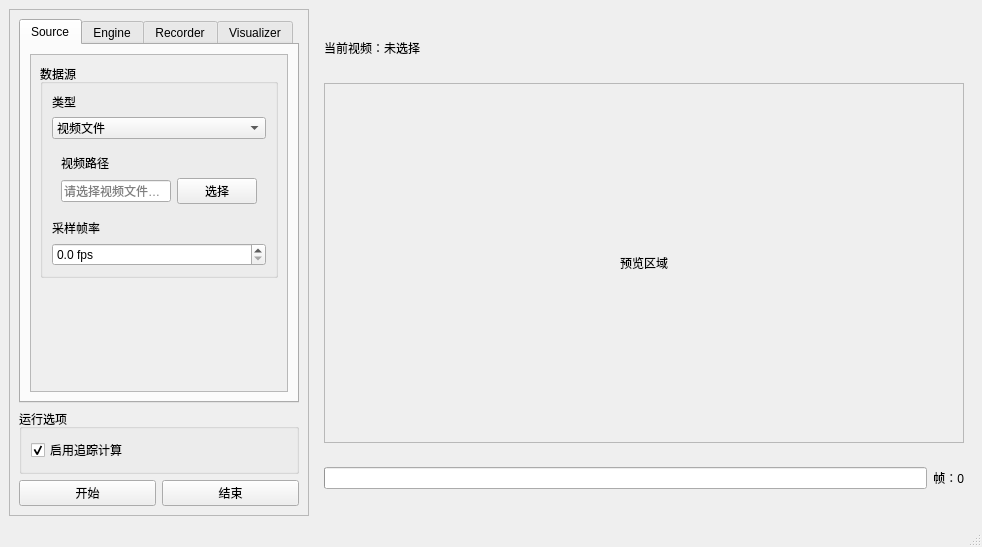
The window that src/ui/MainWindow.ui (hi-cky/multi-target-tracking) describes before a commit, drawn with Qt 5.
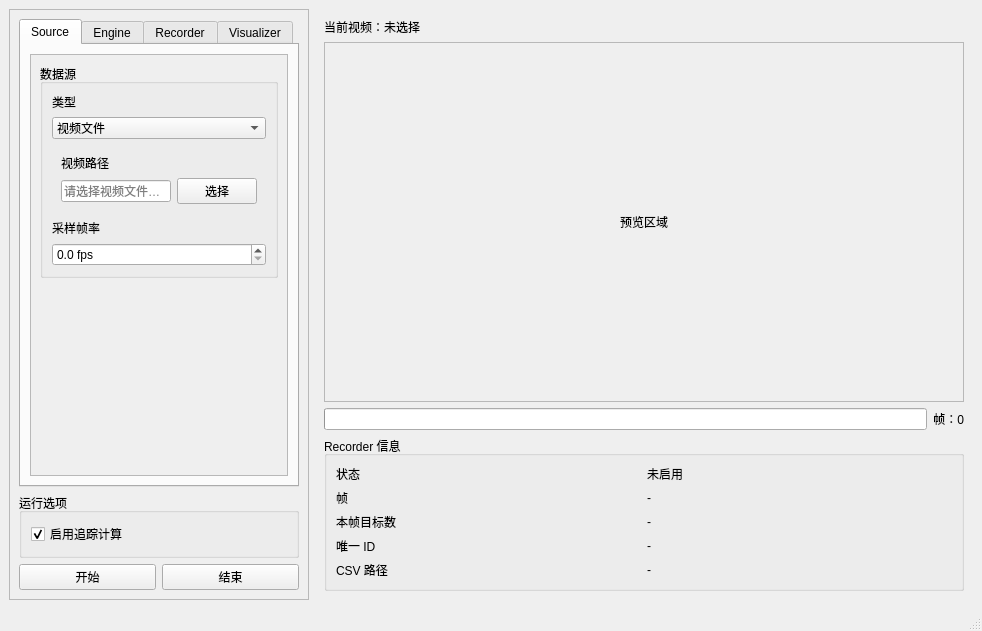
The same window after the commit.

Commit message: 加入了recorder在界面上的提示信息

The edit to the form file:
```diff
--- a/src/ui/MainWindow.ui
+++ b/src/ui/MainWindow.ui
@@ -1288,6 +1288,103 @@
          </item>
         </layout>
        </item>
+       <item>
+        <widget class="QGroupBox" name="recorderInfoGroup">
+         <property name="title">
+          <string>Recorder 信息</string>
+         </property>
+         <layout class="QGridLayout" name="recorderInfoLayout">
+          <item row="0" column="0">
+           <widget class="QLabel" name="recorderStatusTitle">
+            <property name="text">
+             <string>状态</string>
+            </property>
+           </widget>
+          </item>
+          <item row="0" column="1">
+           <widget class="QLabel" name="recorderStatusValue">
+            <property name="text">
+             <string>未启用</string>
+            </property>
+            <property name="alignment">
+             <set>Qt::AlignLeft|Qt::AlignVCenter</set>
+            </property>
+           </widget>
+          </item>
+          <item row="1" column="0">
+           <widget class="QLabel" name="recorderFrameTitle">
+            <property name="text">
+             <string>帧</string>
+            </property>
+           </widget>
+          </item>
+          <item row="1" column="1">
+           <widget class="QLabel" name="recorderFrameValue">
+            <property name="text">
+             <string>-</string>
+            </property>
+            <property name="alignment">
+             <set>Qt::AlignLeft|Qt::AlignVCenter</set>
+            </property>
+           </widget>
+          </item>
+          <item row="2" column="0">
+           <widget class="QLabel" name="recorderObjectsTitle">
+            <property name="text">
+             <string>本帧目标数</string>
+            </property>
+           </widget>
+          </item>
+          <item row="2" column="1">
+           <widget class="QLabel" name="recorderObjectsValue">
+            <property name="text">
+             <string>-</string>
+            </property>
+            <property name="alignment">
+             <set>Qt::AlignLeft|Qt::AlignVCenter</set>
+            </property>
+           </widget>
+          </item>
+          <item row="3" column="0">
+           <widget class="QLabel" name="recorderUniqueTitle">
+            <property name="text">
+             <string>唯一 ID</string>
+            </property>
+           </widget>
+          </item>
+          <item row="3" column="1">
+           <widget class="QLabel" name="recorderUniqueValue">
+            <property name="text">
+             <string>-</string>
+            </property>
+            <property name="alignment">
+             <set>Qt::AlignLeft|Qt::AlignVCenter</set>
+            </property>
+           </widget>
+          </item>
+          <item row="4" column="0">
+           <widget class="QLabel" name="recorderPathTitle">
+            <property name="text">
+             <string>CSV 路径</string>
+            </property>
+           </widget>
+          </item>
+          <item row="4" column="1">
+           <widget class="QLabel" name="recorderPathValue">
+            <property name="text">
+             <string>-</string>
+            </property>
+            <property name="alignment">
+             <set>Qt::AlignLeft|Qt::AlignVCenter</set>
+            </property>
+            <property name="textInteractionFlags">
+             <set>Qt::TextSelectableByMouse</set>
+            </property>
+           </widget>
+          </item>
+         </layout>
+        </widget>
+       </item>
       </layout>
      </widget>
     </item>
```
The commit also changes 13 other files.
